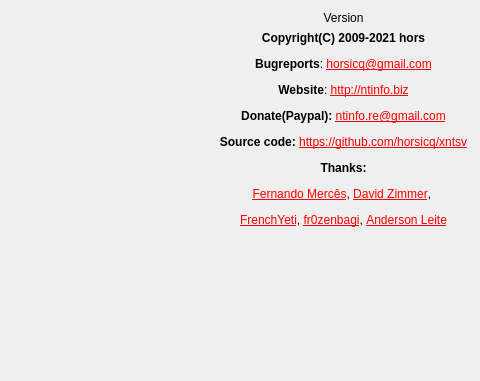
This is gui_source/dialogabout.ui in horsicq/xntsv as Qt 5 draws it before an edit; both pictures show x 107 to 587 and y 0 to 381 of the 587 by 531 pixel window. The edited form follows.
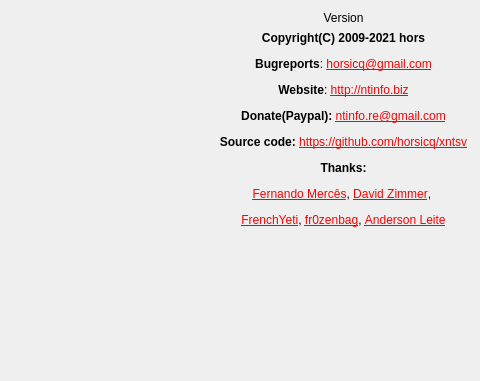
This is the edited form. Icons and pictures are not drawn.

Diff of the .ui file:
```diff
--- a/gui_source/dialogabout.ui
+++ b/gui_source/dialogabout.ui
@@ -56,7 +56,7 @@
        <item>
         <widget class="QLabel" name="labelInfo">
          <property name="text">
-          <string notr="true">&lt;html&gt;&lt;head/&gt;&lt;body&gt;&lt;p align=&quot;center&quot;&gt;&lt;span style=&quot; font-weight:600;&quot;&gt;Copyright(C) 2009-2021 hors&lt;/span&gt;&lt;/p&gt;&lt;p align=&quot;center&quot;&gt;&lt;span style=&quot; font-weight:600;&quot;&gt;Bugreports&lt;/span&gt;: &lt;a href=&quot;mailto:horsicq@gmail.com&quot;&gt;&lt;span style=&quot; text-decoration: underline; color:#ff0000;&quot;&gt;horsicq@gmail.com&lt;/span&gt;&lt;/a&gt;&lt;/p&gt;&lt;p align=&quot;center&quot;&gt;&lt;span style=&quot; font-weight:600;&quot;&gt;Website&lt;/span&gt;: &lt;a href=&quot;http://ntinfo.biz&quot;&gt;&lt;span style=&quot; text-decoration: underline; color:#ff0000;&quot;&gt;http://ntinfo.biz&lt;/span&gt;&lt;/a&gt;&lt;/p&gt;&lt;p align=&quot;center&quot;&gt;&lt;span style=&quot; font-weight:600;&quot;&gt;Donate(Paypal): &lt;/span&gt;&lt;a href=&quot;mailto:ntinfo.re@gmail.com&quot;&gt;&lt;span style=&quot; text-decoration: underline; color:#ff0000;&quot;&gt;ntinfo.re@gmail.com&lt;/span&gt;&lt;/a&gt;&lt;/p&gt;&lt;p align=&quot;center&quot;&gt;&lt;span style=&quot; font-weight:600;&quot;&gt;Source code: &lt;/span&gt;&lt;a href=&quot;https://github.com/horsicq/xntsv&quot;&gt;&lt;span style=&quot; text-decoration: underline; color:#ff0000;&quot;&gt;https://github.com/horsicq/xntsv&lt;/span&gt;&lt;/a&gt;&lt;/p&gt;&lt;p align=&quot;center&quot;&gt;&lt;span style=&quot; font-weight:600;&quot;&gt;Thanks:&lt;/span&gt;&lt;/p&gt;&lt;p align=&quot;center&quot;&gt;&lt;a href=&quot;https://www.mentebinaria.com.br/&quot;&gt;&lt;span style=&quot; text-decoration: underline; color:#ff0000;&quot;&gt;Fernando Mercês&lt;/span&gt;&lt;/a&gt;, &lt;a href=&quot;http://sandsprite.com/&quot;&gt;&lt;span style=&quot; text-decoration: underline; color:#ff0000;&quot;&gt;David Zimmer&lt;/span&gt;&lt;/a&gt;, &lt;/p&gt;&lt;p align=&quot;center&quot;&gt;&lt;a href=&quot;https://twitter.com/frenchyeti&quot;&gt;&lt;span style=&quot; text-decoration: underline; color:#ff0000;&quot;&gt;FrenchYeti&lt;/span&gt;&lt;/a&gt;, &lt;a href=&quot;https://github.com/fr0zenbag&quot;&gt;&lt;span style=&quot; text-decoration: underline; color:#ff0000;&quot;&gt;fr0zenbag&lt;/span&gt;&lt;/a&gt;&lt;a href=&quot;https://twitter.com/frenchyeti&quot;&gt;&lt;span style=&quot; text-decoration: underline; color:#ff0000;&quot;&gt;i&lt;/span&gt;&lt;/a&gt;, &lt;a href=&quot;https://github.com/AandersonL&quot;&gt;&lt;span style=&quot; text-decoration: underline; color:#ff0000;&quot;&gt;Anderson Leite&lt;/span&gt;&lt;/a&gt;&lt;/p&gt;&lt;/body&gt;&lt;/html&gt;</string>
+          <string notr="true">&lt;html&gt;&lt;head/&gt;&lt;body&gt;&lt;p align=&quot;center&quot;&gt;&lt;span style=&quot; font-weight:600;&quot;&gt;Copyright(C) 2009-2021 hors&lt;/span&gt;&lt;/p&gt;&lt;p align=&quot;center&quot;&gt;&lt;span style=&quot; font-weight:600;&quot;&gt;Bugreports&lt;/span&gt;: &lt;a href=&quot;mailto:horsicq@gmail.com&quot;&gt;&lt;span style=&quot; text-decoration: underline; color:#ff0000;&quot;&gt;horsicq@gmail.com&lt;/span&gt;&lt;/a&gt;&lt;/p&gt;&lt;p align=&quot;center&quot;&gt;&lt;span style=&quot; font-weight:600;&quot;&gt;Website&lt;/span&gt;: &lt;a href=&quot;http://ntinfo.biz&quot;&gt;&lt;span style=&quot; text-decoration: underline; color:#ff0000;&quot;&gt;http://ntinfo.biz&lt;/span&gt;&lt;/a&gt;&lt;/p&gt;&lt;p align=&quot;center&quot;&gt;&lt;span style=&quot; font-weight:600;&quot;&gt;Donate(Paypal): &lt;/span&gt;&lt;a href=&quot;mailto:ntinfo.re@gmail.com&quot;&gt;&lt;span style=&quot; text-decoration: underline; color:#ff0000;&quot;&gt;ntinfo.re@gmail.com&lt;/span&gt;&lt;/a&gt;&lt;/p&gt;&lt;p align=&quot;center&quot;&gt;&lt;span style=&quot; font-weight:600;&quot;&gt;Source code: &lt;/span&gt;&lt;a href=&quot;https://github.com/horsicq/xntsv&quot;&gt;&lt;span style=&quot; text-decoration: underline; color:#ff0000;&quot;&gt;https://github.com/horsicq/xntsv&lt;/span&gt;&lt;/a&gt;&lt;/p&gt;&lt;p align=&quot;center&quot;&gt;&lt;span style=&quot; font-weight:600;&quot;&gt;Thanks:&lt;/span&gt;&lt;/p&gt;&lt;p align=&quot;center&quot;&gt;&lt;a href=&quot;https://www.mentebinaria.com.br/&quot;&gt;&lt;span style=&quot; text-decoration: underline; color:#ff0000;&quot;&gt;Fernando Mercês&lt;/span&gt;&lt;/a&gt;, &lt;a href=&quot;http://sandsprite.com/&quot;&gt;&lt;span style=&quot; text-decoration: underline; color:#ff0000;&quot;&gt;David Zimmer&lt;/span&gt;&lt;/a&gt;, &lt;/p&gt;&lt;p align=&quot;center&quot;&gt;&lt;a href=&quot;https://twitter.com/frenchyeti&quot;&gt;&lt;span style=&quot; text-decoration: underline; color:#ff0000;&quot;&gt;FrenchYeti&lt;/span&gt;&lt;/a&gt;, &lt;a href=&quot;https://github.com/fr0zenbag&quot;&gt;&lt;span style=&quot; text-decoration: underline; color:#ff0000;&quot;&gt;fr0zenbag&lt;/span&gt;&lt;/a&gt;, &lt;a href=&quot;https://github.com/AandersonL&quot;&gt;&lt;span style=&quot; text-decoration: underline; color:#ff0000;&quot;&gt;Anderson Leite&lt;/span&gt;&lt;/a&gt;&lt;/p&gt;&lt;/body&gt;&lt;/html&gt;</string>
          </property>
          <property name="textFormat">
           <enum>Qt::AutoText</enum>
```
